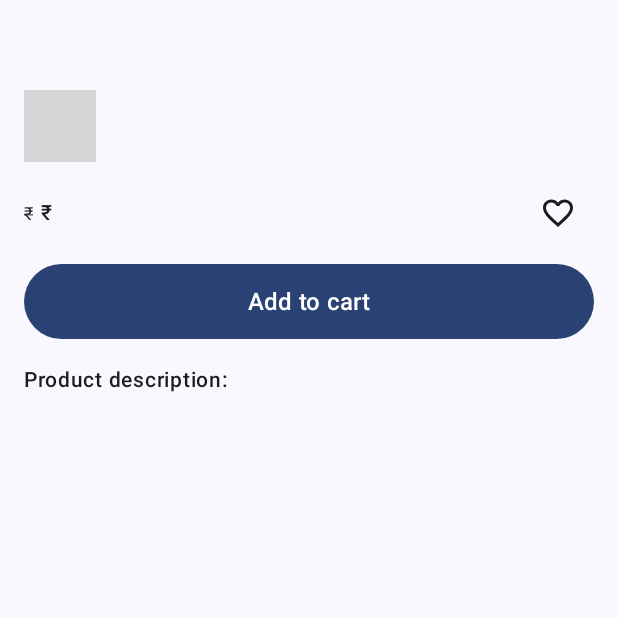
After one commit to AK1406/EcommerceApp, an Android app built with Jetpack Compose: the composable ProductDetailScreen called with empty values, on a phone screen of 412 x 824 dp, the top half of it. The commit adds this screen. Run offline under Robolectric (Android 15) with nearby library versions, the phone set to English and light mode, and no system bars; our stand-ins replace Firebase (no records; nobody signed in at launch, a user with empty details on screens opened directly); libraries missing offline, so code that uses them is left out: com.tbuonomo.viewpagerdotsindicator; 5 statements that could not run were skipped; grey boxes are pictures that could not be loaded.

Commit message:
product detail screen added

```diff
--- a/app/src/main/java/com/example/ecommerceapp/model/ProductModel.kt
+++ b/app/src/main/java/com/example/ecommerceapp/model/ProductModel.kt
@@ -1,4 +1,6 @@
 package com.example.ecommerceapp.model
+
+import java.io.Serializable
 
 data class ProductModel(
     val id: String?="",
@@ -7,5 +9,6 @@ data class ProductModel(
     val price: String?="",
     val actualPrice: String?="",
     val category: String?="",
-    val images: List<String> = emptyList<String>()
+    val images: List<String> = emptyList<String>(),
+    val otherDetails: Map<String,String> = mapOf()
 )
--- a/app/src/main/java/com/example/ecommerceapp/navScreens/CategoryProductScreen.kt
+++ b/app/src/main/java/com/example/ecommerceapp/navScreens/CategoryProductScreen.kt
@@ -21,7 +21,7 @@ import com.google.firebase.Firebase
 import com.google.firebase.firestore.firestore
 
 @Composable
-fun CategoryProductScreen(modifier: Modifier = Modifier.padding(20.dp),catId:String) {
+fun CategoryProductScreen(modifier: Modifier,catId:String) {
 
     val productList = remember { mutableStateOf<List<ProductModel>>(emptyList()) }
 
--- /dev/null
+++ b/app/src/main/java/com/example/ecommerceapp/navScreens/ProductDetailScreen.kt
@@ -0,0 +1,146 @@
+package com.example.ecommerceapp.navScreens
+
+import androidx.compose.foundation.layout.Column
+import androidx.compose.foundation.layout.Row
+import androidx.compose.foundation.layout.Spacer
+import androidx.compose.foundation.layout.fillMaxSize
+import androidx.compose.foundation.layout.fillMaxWidth
+import androidx.compose.foundation.layout.height
+import androidx.compose.foundation.layout.padding
+import androidx.compose.foundation.layout.width
+import androidx.compose.foundation.pager.HorizontalPager
+import androidx.compose.foundation.pager.rememberPagerState
+import androidx.compose.foundation.rememberScrollState
+import androidx.compose.foundation.shape.RoundedCornerShape
+import androidx.compose.foundation.verticalScroll
+import androidx.compose.material.icons.Icons
+import androidx.compose.material.icons.filled.FavoriteBorder
+import androidx.compose.material3.Button
+import androidx.compose.material3.Icon
+import androidx.compose.material3.IconButton
+import androidx.compose.material3.MaterialTheme
+import androidx.compose.material3.Text
+import androidx.compose.runtime.Composable
+import androidx.compose.runtime.LaunchedEffect
+import androidx.compose.runtime.getValue
+import androidx.compose.runtime.mutableStateOf
+import androidx.compose.runtime.remember
+import androidx.compose.runtime.setValue
+import androidx.compose.ui.Alignment
+import androidx.compose.ui.Modifier
+import androidx.compose.ui.draw.clip
+import androidx.compose.ui.text.TextStyle
+import androidx.compose.ui.text.font.FontWeight
+import androidx.compose.ui.text.style.TextDecoration
+import androidx.compose.ui.unit.dp
+import androidx.compose.ui.unit.sp
+import coil.compose.AsyncImage
+import com.example.ecommerceapp.model.ProductModel
+import com.google.firebase.Firebase
+import com.google.firebase.firestore.firestore
+import com.tbuonomo.viewpagerdotsindicator.compose.DotsIndicator
+import com.tbuonomo.viewpagerdotsindicator.compose.model.DotGraphic
+import com.tbuonomo.viewpagerdotsindicator.compose.type.ShiftIndicatorType
+
+@Composable
+fun ProductDetailScreen(modifier: Modifier = Modifier, productId: String) {
+
+    var product by remember { mutableStateOf(ProductModel()) }
+    var imageList by remember { mutableStateOf<List<String>>(emptyList()) }
+
+    LaunchedEffect(Unit) {
+        Firebase.firestore.collection("data").document("stocks").collection("products")
+            .document("$productId").get().addOnCompleteListener {
+                product = it.result.toObject(ProductModel::class.java)!!
+            }
+    }
+
+    imageList = product.images
+
+    Column(
+        modifier = Modifier
+            .fillMaxSize()
+            .padding(16.dp)
+            .verticalScroll(rememberScrollState())
+    ) {
+        Text(
+            text = "${product.title}",
+            fontSize = 16.sp,
+            fontWeight = FontWeight.SemiBold
+        )
+        Spacer(modifier = Modifier.height(10.dp))
+
+        val pagerState = rememberPagerState(0) { imageList.size }
+        HorizontalPager(
+            state = pagerState,
+            pageSpacing = 24.dp
+        ) {
+            AsyncImage(
+                model = imageList[it],
+                contentDescription = "product image",
+                modifier = Modifier
+                    .fillMaxWidth()
+                    .height(220.dp)
+                    .clip(RoundedCornerShape(16.dp))
+            )
+        }
+        Spacer(modifier = Modifier.height(10.dp))
+        DotsIndicator(
+            dotCount = imageList.size,
+            type = ShiftIndicatorType(
+                DotGraphic(
+                    color = MaterialTheme.colorScheme.primary,
+                    size = 6.dp
+                )
+            ),
+            pagerState = pagerState
+        )
+
+        Spacer(modifier = Modifier.height(10.dp))
+        Row(modifier.fillMaxWidth(), verticalAlignment = Alignment.CenterVertically) {
+            Text(
+                text = "₹${product.price}",
+                fontSize = 12.sp,
+                style = TextStyle(textDecoration = TextDecoration.LineThrough)
+            )
+            Spacer(Modifier.width(5.dp))
+            Text(
+                text = "₹${product.actualPrice}",
+                fontSize = 14.sp,
+                fontWeight = FontWeight.SemiBold
+            )
+            Spacer(modifier = Modifier.weight(1f))
+            IconButton(onClick = {
+
+            }) {
+                Icon(imageVector = Icons.Default.FavoriteBorder, contentDescription = "wishlist")
+            }
+        }
+
+        Spacer(modifier = Modifier.height(10.dp))
+        Button(
+            onClick = {},
+            modifier = Modifier
+                .fillMaxWidth()
+                .height(50.dp)
+        ) {
+            Text("Add to cart", fontSize = 16.sp)
+        }
+        Spacer(modifier = Modifier.height(15.dp))
+        Text("Product description:", fontWeight = FontWeight.SemiBold, fontSize = 14.sp)
+        Text("${product.description}", fontSize = 12.sp)
+        Spacer(modifier = Modifier.height(15.dp))
+        if (product.otherDetails.isNotEmpty()) {
+            Text("Other product details:", fontWeight = FontWeight.SemiBold, fontSize = 14.sp)
+            Spacer(modifier = Modifier.height(10.dp))
+            product.otherDetails.forEach { (key, value) ->
+                Row {
+                    Text("$key: ", fontSize = 14.sp, fontWeight = FontWeight.SemiBold)
+                    Text("$value", fontSize = 12.sp)
+                }
+                Spacer(modifier = Modifier.height(8.dp))
+
+            }
+        }
+    }
+}
--- /dev/null
+++ b/app/src/main/res/drawable/indian_currency.xml
@@ -0,0 +1,5 @@
+<vector xmlns:android="http://schemas.android.com/apk/res/android" android:height="24dp" android:tint="#000000" android:viewportHeight="24" android:viewportWidth="24" android:width="24dp">
+
+    <path android:fillColor="@android:color/white" android:pathData="M13.66,7C13.1,5.82 11.9,5 10.5,5L6,5V3h12v2l-3.26,0c0.48,0.58 0.84,1.26 1.05,2L18,7v2l-2.02,0c-0.25,2.8 -2.61,5 -5.48,5H9.77l6.73,7h-2.77L7,14v-2h3.5c1.76,0 3.22,-1.3 3.46,-3L6,9V7L13.66,7z"/>
+
+</vector>
```
Also changed, not shown: app/src/main/java/com/example/ecommerceapp/AppNavigation.kt (+9 -0 lines), app/src/main/java/com/example/ecommerceapp/components/ProductItemView.kt (+39 -11 lines).
